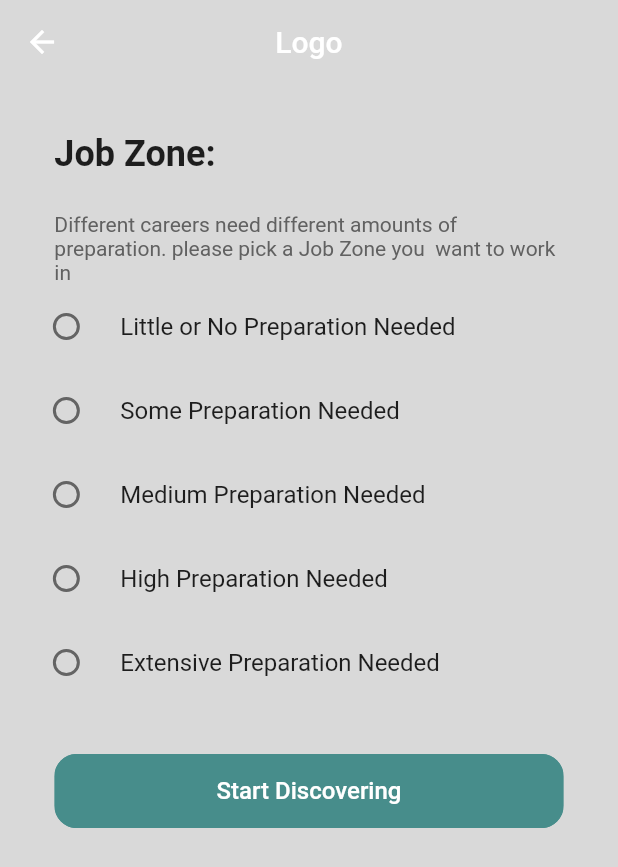
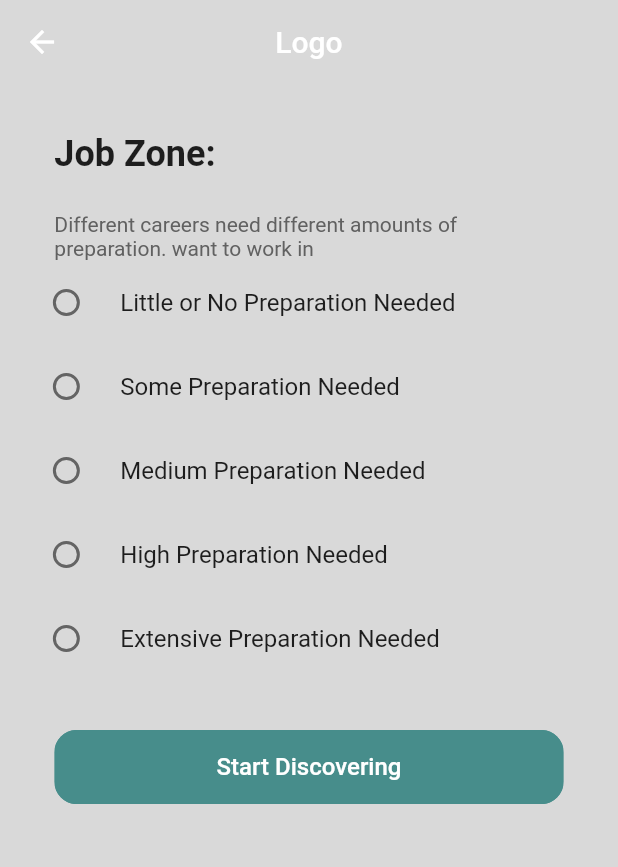
Before and after one commit to ahmed101ibrahiem/career-path-recommendation-system, a Flutter app: the JobZoneScreen screen opened directly with empty values, on a phone screen of 412 x 824 dp. Shown: the top 867 px of the screen. Run offline on Flutter 3.47's test engine with Material 2 defaults, Android fonts, the phone set to English and light mode, and no system bars; our stand-ins replace community_material_icon, dio, percent_indicator, shared_preferences, smooth_page_indicator, syncfusion_flutter_charts; missing offline and left inert: dropdown_plus; accounts and stored records are empty; network calls fail.

Commit message:
last commit

```diff
--- a/lib/ui/screens/job_zone_screen.dart
+++ b/lib/ui/screens/job_zone_screen.dart
@@ -49,7 +49,7 @@ class _JobZoneScreenState extends State<JobZoneScreen> {
               Padding(
                 padding: const EdgeInsets.symmetric(horizontal: 28.0),
                 child: Text(
-                  'Different careers need different amounts of  preparation. please pick a Job Zone you  want to work in',
+                  'Different careers need different amounts of  preparation. want to work in',
                   style: TextStyle(color: Colors.grey.shade700),
                 ),
               ),
--- a/lib/ui/screens/login.dart
+++ b/lib/ui/screens/login.dart
@@ -18,6 +18,7 @@ class Login extends StatefulWidget {
 class _LoginState extends State<Login> {
   final emailController = TextEditingController();
   final passwordController = TextEditingController();
+
   @override
   Widget build(BuildContext context) {
     return Consumer<AuthController>(builder: (context, value, child) {
@@ -59,6 +60,7 @@ class _LoginState extends State<Login> {
                         await value.login(emailController.text,
                             passwordController.text, context);
                       }),
+                      // log in screen
                       Row(
                         children: [
                           SizedBox(
```
